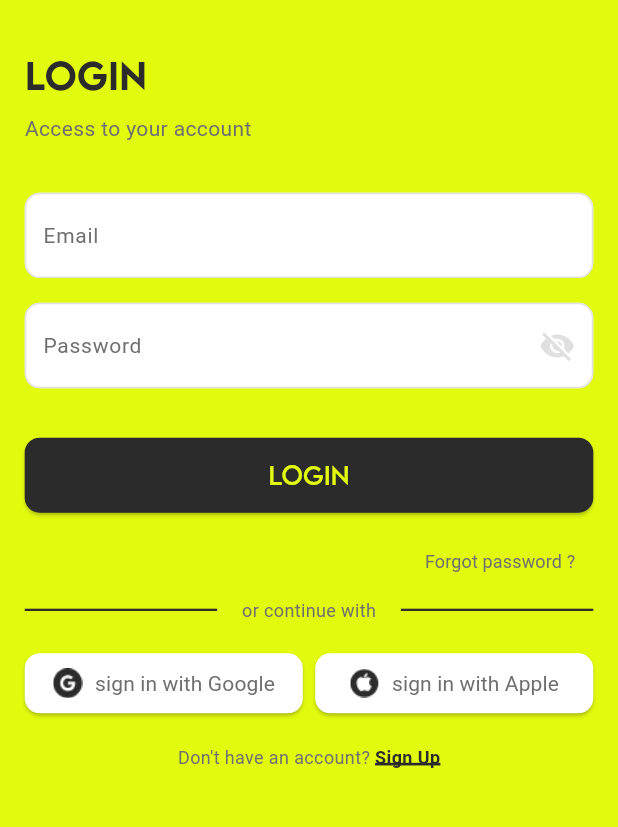
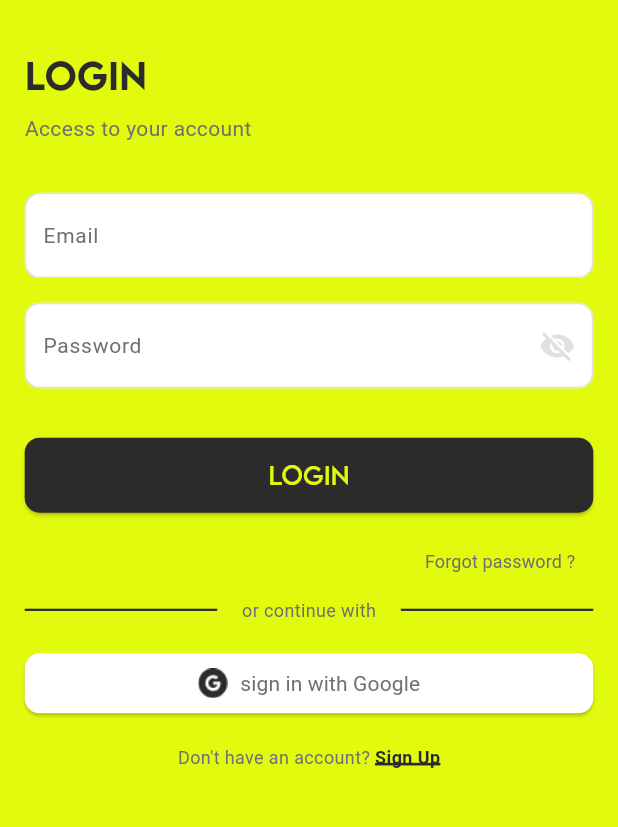
Before and after one commit to BayajitIslam/scaff-assistant, a Flutter app: the screen it shows after launch, on a phone screen of 412 x 824 dp, the part 235-1062 px from its top. Run offline on Flutter 3.47's test engine with Material 3 defaults, Android fonts, the phone set to English and light mode, and no system bars; our stand-ins replace get, get_storage, google_fonts, google_sign_in.

Commit message:
Implement Google Sign-In functionality and update API endpoints

```diff
--- a/lib/core/const/string_const/api_endpoint.dart
+++ b/lib/core/const/string_const/api_endpoint.dart
@@ -1,7 +1,7 @@
 class APIEndPoint {
-  static const String baseUrl = "http://103.186.20.253";
+  static const String baseUrl = "https://scaffapi.dsrt321.online";
   static const String port = "8001";
-  static const String apiBaseUrl = "$baseUrl:$port";
+  static const String apiBaseUrl = baseUrl;
 
   // Authentication Endpoints
   static const String login = "$apiBaseUrl/auth/login/";
@@ -11,6 +11,7 @@ class APIEndPoint {
   static const String resendOtp = "$apiBaseUrl/auth/resend-otp/";
   static const String passwordReset = "$apiBaseUrl/auth/password-reset-confirm/";
   static const String logout = "$apiBaseUrl/auth/logout/";
+  static const String googleLogin = "$apiBaseUrl/auth/google-login/";
 
   // Chat
   static const String chatMessages = "$apiBaseUrl/chat/ask/";
--- a/lib/feature/auth/screens/login_screen.dart
+++ b/lib/feature/auth/screens/login_screen.dart
@@ -155,14 +155,17 @@ class LoginScreen extends StatelessWidget {
                   SocialButton(
                     text: 'sign in with Google',
                     image: ImagePath.google,
+                    onTap: (){
+                      loginController.googleSignIn();
+                    },
                   ),
-                  SizedBox(width: DynamicSize.horizontalMedium(context)),
-
-                  // === Apple Button === //
-                  SocialButton(
-                    text: 'sign in with Apple',
-                    image: ImagePath.apple,
-                  ),
+                  // SizedBox(width: DynamicSize.horizontalMedium(context)),
+                  //
+                  // // === Apple Button === //
+                  // SocialButton(
+                  //   text: 'sign in with Apple',
+                  //   image: ImagePath.apple,
+                  // ),
                 ],
               ),
               SizedBox(height: DynamicSize.medium(context)),
--- a/lib/feature/auth/screens/signup_screen.dart
+++ b/lib/feature/auth/screens/signup_screen.dart
@@ -147,13 +147,13 @@ class SignupScreen extends StatelessWidget {
                     text: 'sign in with Google',
                     image: ImagePath.google,
                   ),
-                  SizedBox(width: DynamicSize.horizontalMedium(context)),
-
-                  // === Apple Button === //
-                  SocialButton(
-                    text: 'sign in with Apple',
-                    image: ImagePath.apple,
-                  ),
+                  // SizedBox(width: DynamicSize.horizontalMedium(context)),
+                  //
+                  // // === Apple Button === //
+                  // SocialButton(
+                  //   text: 'sign in with Apple',
+                  //   image: ImagePath.apple,
+                  // ),
                 ],
               ),
               SizedBox(height: DynamicSize.medium(context)),
--- a/lib/feature/auth/widgets/social_button.dart
+++ b/lib/feature/auth/widgets/social_button.dart
@@ -1,13 +1,16 @@
 import 'package:flutter/material.dart';
+import 'package:get/get.dart';
 import '../../../core/const/size_const/dynamic_size.dart';
 import '../../../core/theme/text_theme.dart';
 
 class SocialButton extends StatelessWidget {
   String text;
   String image;
+  VoidCallback? onTap;
   SocialButton({
     required this.text,
     required this.image,
+    this.onTap,
     super.key,
   });
 
@@ -15,7 +18,7 @@ class SocialButton extends StatelessWidget {
   Widget build(BuildContext context) {
     return Expanded(
       child: ElevatedButton(
-        onPressed: () {},
+        onPressed: onTap,
         style: ElevatedButton.styleFrom(
           backgroundColor: Colors.white,
           shape: RoundedRectangleBorder(
--- a/lib/feature/home/widgets/s_drawer.dart
+++ b/lib/feature/home/widgets/s_drawer.dart
@@ -1,5 +1,6 @@
 import 'package:flutter/material.dart';
 import 'package:scaffassistant/core/local_storage/user_status.dart';
+import 'package:scaffassistant/feature/auth/controllers/logout_controller.dart';
 import 'package:scaffassistant/feature/home/controllers/chat_session_controller.dart';
 import 'package:scaffassistant/feature/home/models/chat_session_model.dart';
 import 'package:get/get.dart';
@@ -141,7 +142,8 @@ class SDrawer extends StatelessWidget {
                 SizedBox(height: DynamicSize.small(context)),
                 ElevatedButton(
                   onPressed: () {
-                    UserStatus.setIsLoggedIn(false);
+                    LogoutController logoutController = Get.put(LogoutController());
+                    logoutController.login();
                   },
                   style: ElevatedButton.styleFrom(
                     padding: const EdgeInsets.symmetric(horizontal: 20, vertical: 0),
```
Also changed, not shown: lib/feature/auth/controllers/login_controller.dart (+110 -0 lines), pubspec.yaml (+3 -13 lines), pubspec.lock, 1 other file.
